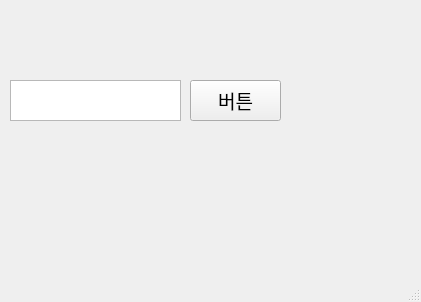
The window that main_windows.ui (Jelly6489/Test) describes before a commit, drawn with Qt 5.
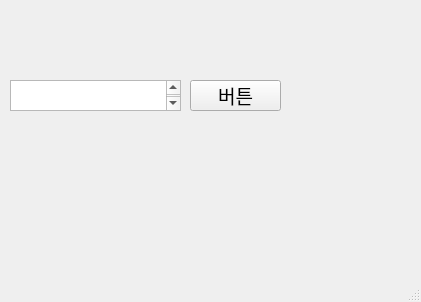
The same window after the commit.

Commit message: Kiwoom Open API

The edit to the form file:
```diff
--- a/main_windows.ui
+++ b/main_windows.ui
@@ -20,7 +20,7 @@
       <x>190</x>
       <y>80</y>
       <width>91</width>
-      <height>41</height>
+      <height>31</height>
      </rect>
     </property>
     <property name="font">
@@ -39,9 +39,15 @@
       <x>10</x>
       <y>80</y>
       <width>171</width>
-      <height>41</height>
+      <height>31</height>
      </rect>
     </property>
+    <property name="font">
+     <font>
+      <family>맑은 고딕</family>
+      <pointsize>11</pointsize>
+     </font>
+    </property>
    </widget>
   </widget>
   <widget class="QMenuBar" name="menubar">
```
The commit also changes 2 other files.
